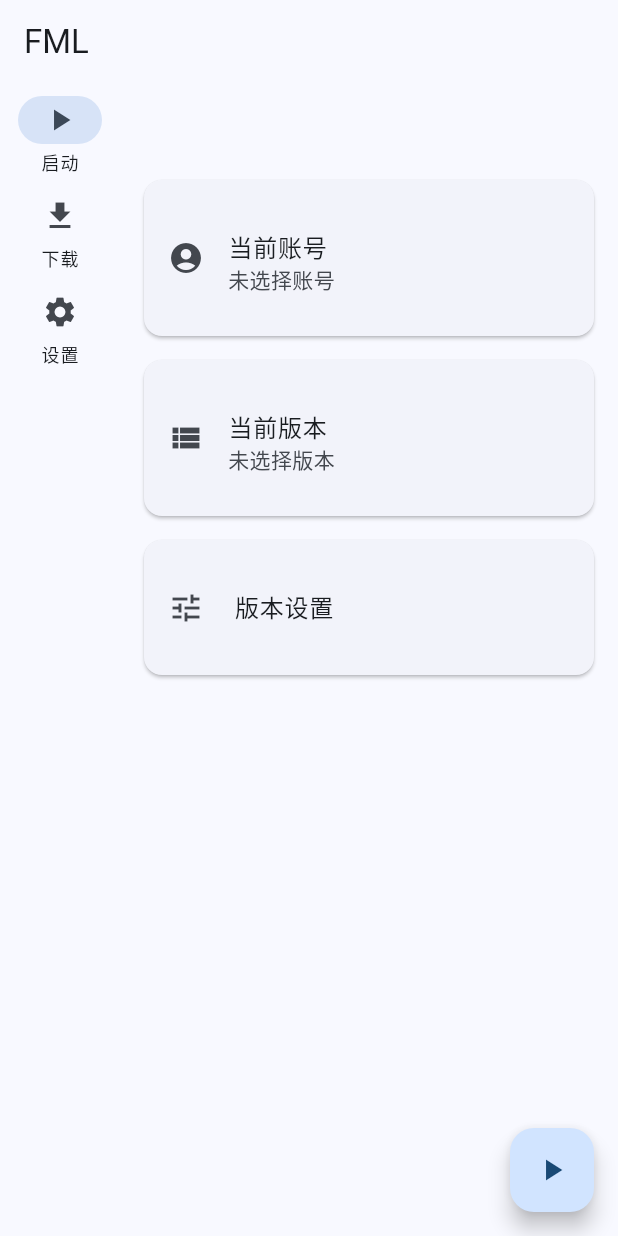
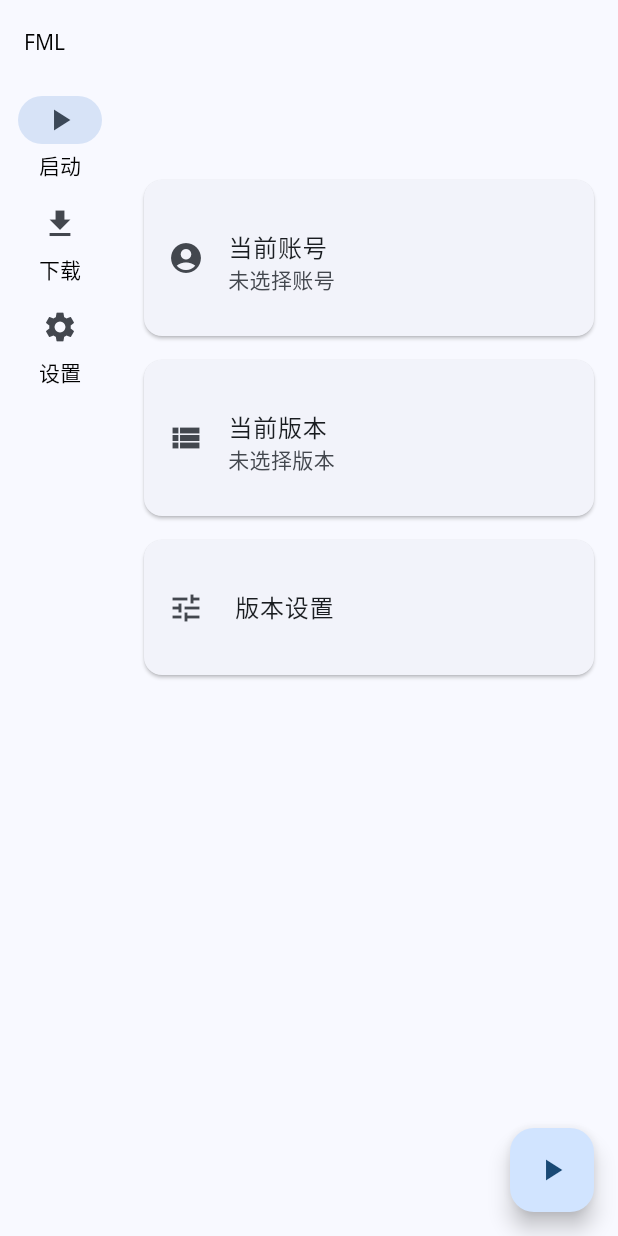
Before and after one commit to lxdklp/FML, a Flutter app: the screen it shows after launch, on a phone screen of 412 x 824 dp. Run offline on Flutter 3.47's test engine with Material 3 defaults, Android fonts, the phone set to English and light mode, and no system bars; our stand-ins replace file_picker, flutter_colorpicker, shared_preferences; missing offline and left inert: system_info2.

Commit message:
修复Windows下字体问题

```diff
--- a/flutter_launcher_icons.yaml
+++ b/flutter_launcher_icons.yaml
@@ -1,11 +1,11 @@
 # flutter pub run flutter_launcher_icons
 flutter_launcher_icons:
-  image_path: "assets/icon.png"
+  image_path: "assets/img/icon/icon.png"
   windows:
     generate: true
-    image_path: "assets/Windows.png"
+    image_path: "assets/img/icon/Windows.png"
     icon_size: 48
 
   macos:
     generate: true
-    image_path: "assets/macOS.png"
+    image_path: "assets/img/icon/macOS.png"
--- a/lib/main.dart
+++ b/lib/main.dart
@@ -1,5 +1,6 @@
 import 'package:flutter/material.dart';
 import 'package:shared_preferences/shared_preferences.dart';
+import 'dart:ui' show FontVariation; // 新增
 
 import 'package:fml/pages/home.dart';
 import 'package:fml/pages/download.dart';
@@ -25,6 +26,11 @@ class MyApp extends StatefulWidget {
 class _MyAppState extends State<MyApp> {
   ThemeMode _themeMode = ThemeMode.system;
   Color _themeColor = Colors.blue;
+  // 字体可变权重参数（可按需调高/调低）
+  static const double bodyWght = 520;     // 正文
+  static const double labelWght = 520;    // 标签/按钮
+  static const double titleWght = 700;    // 标题
+  static const double headlineWght = 850; // 更大标题
 
   ThemeMode get themeMode => _themeMode;
   Color get themeColor => _themeColor;
@@ -84,26 +90,71 @@ class _MyAppState extends State<MyApp> {
     await prefs.setInt('themeColor', color.value);
   }
 
+  // ===== 可变字体权重统一处理 =====
+  TextTheme _withVariableWeights(TextTheme base) {
+    TextStyle setW(TextStyle? s, double w) => (s ?? const TextStyle()).copyWith(
+          fontFamily: 'NotoSans',
+          fontVariations: [FontVariation('wght', w)],
+        );
+    return base.copyWith(
+      bodySmall: setW(base.bodySmall, bodyWght),
+      bodyMedium: setW(base.bodyMedium, bodyWght),
+      bodyLarge: setW(base.bodyLarge, bodyWght),
+      labelSmall: setW(base.labelSmall, labelWght),
+      labelMedium: setW(base.labelMedium, labelWght),
+      labelLarge: setW(base.labelLarge, labelWght),
+      titleSmall: setW(base.titleSmall, titleWght),
+      titleMedium: setW(base.titleMedium, titleWght),
+      titleLarge: setW(base.titleLarge, titleWght),
+      headlineSmall: setW(base.headlineSmall, headlineWght),
+      headlineMedium: setW(base.headlineMedium, headlineWght),
+      headlineLarge: setW(base.headlineLarge, headlineWght),
+      displaySmall: setW(base.displaySmall, headlineWght),
+      displayMedium: setW(base.displayMedium, headlineWght),
+      displayLarge: setW(base.displayLarge, headlineWght),
+    );
+  }
+
+  ThemeData _buildTheme(Brightness brightness) {
+    final scheme = ColorScheme.fromSeed(
+      seedColor: _themeColor,
+      brightness: brightness,
+    );
+    final baseTypography = Typography.material2021();
+    final raw = brightness == Brightness.dark ? baseTypography.white : baseTypography.black;
+    final textTheme = _withVariableWeights(raw);
+    return ThemeData(
+      useMaterial3: true,
+      fontFamily: 'NotoSans',
+      fontFamilyFallback: const ['Microsoft YaHei', 'Segoe UI', 'Arial'],
+      colorScheme: scheme,
+      textTheme: textTheme,
+      appBarTheme: AppBarTheme(
+        backgroundColor: scheme.surface,
+        foregroundColor: scheme.onSurface,
+        titleTextStyle: textTheme.titleLarge,
+        elevation: 0,
+      ),
+      navigationRailTheme: NavigationRailThemeData(
+        selectedLabelTextStyle: textTheme.labelLarge,
+        unselectedLabelTextStyle: textTheme.labelMedium,
+      ),
+    );
+  }
+
   @override
   Widget build(BuildContext context) {
     return MaterialApp(
       title: 'FML',
-      theme: ThemeData(
-        useMaterial3: true,
-        colorScheme: ColorScheme.fromSeed(
-          seedColor: _themeColor,
-          brightness: Brightness.light,
-        ),
-      ),
-      darkTheme: ThemeData(
-        useMaterial3: true,
-        colorScheme: ColorScheme.fromSeed(
-          seedColor: _themeColor,
-          brightness: Brightness.dark,
-        ),
-      ),
+      theme: _buildTheme(Brightness.light),
+      darkTheme: _buildTheme(Brightness.dark),
       themeMode: _themeMode,
       home: const MyHomePage(),
+      // 如需锁定系统文字放大: 解除注释
+      // builder: (context, child) {
+      //   final mq = MediaQuery.of(context);
+      //   return MediaQuery(data: mq.copyWith(textScaler: const TextScaler.linear(1.0)), child: child!);
+      // },
     );
   }
 }
@@ -156,7 +207,7 @@ class _MyHomePageState extends State<MyHomePage> {
               ),
             ],
           ),
-            Expanded(
+          Expanded(
             child: Center(child: _buildPage(_selectedIndex)),
           ),
         ],
```
Also changed, not shown: pubspec.yaml (+4 -3 lines), assets/img/icon/Windows.png (renamed from assets/Windows.png), assets/img/icon/icon.png (renamed from assets/icon.png), assets/img/icon/macOS.png (renamed from assets/macOS.png), 1 other file.
